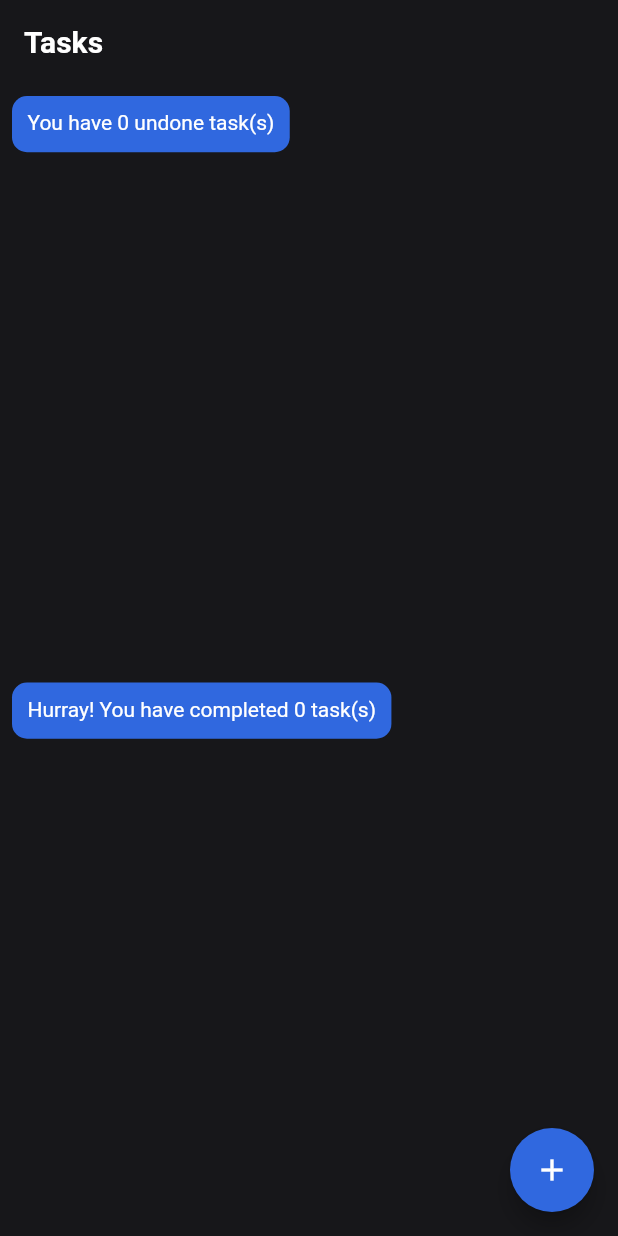
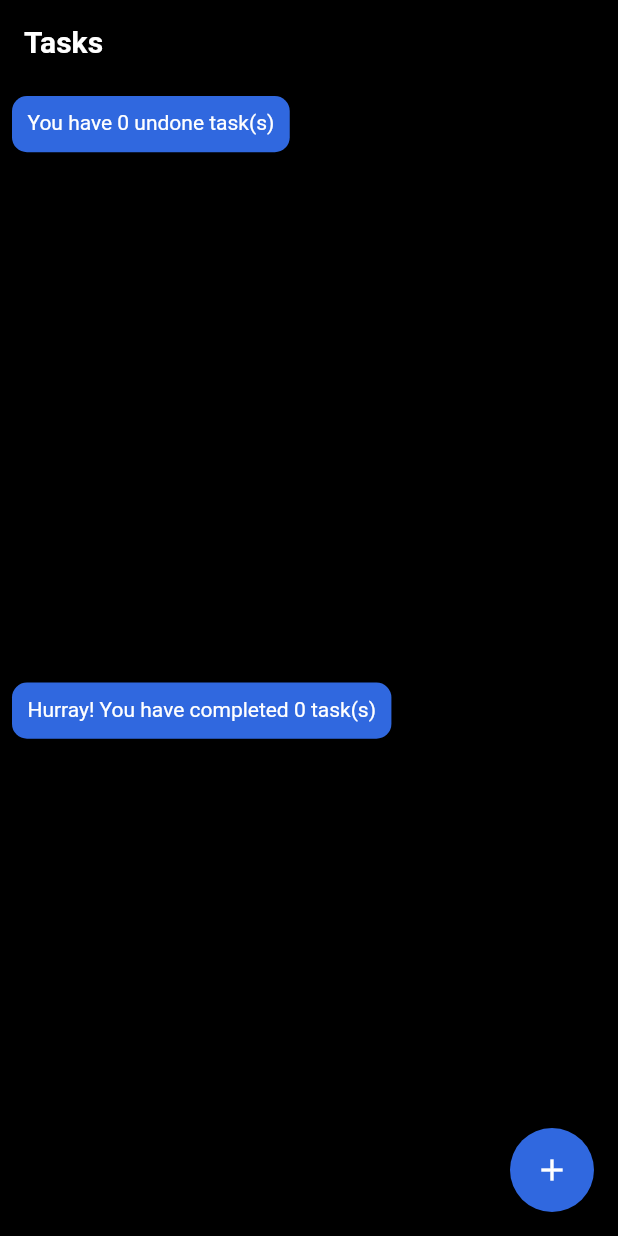
Before and after one commit to Nathaniel-Akubuo/to_do, a Flutter app: the screen it shows after launch, on a phone screen of 412 x 824 dp. Run offline on Flutter 3.47's test engine with Material 2 defaults, Android fonts, the phone set to English and light mode, and no system bars; our stand-ins replace circular_check_box, shared_preferences; statements that could not run were skipped.

Commit message:
added data persistence

```diff
--- a/lib/constants/colors.dart
+++ b/lib/constants/colors.dart
@@ -3,10 +3,10 @@ import 'package:flutter/material.dart';
 const grey = Color(0xffbcc2db);
 const almond = Color(0xff809c99);
 const pear = Color(0xffd5d5a2);
-const tileColor = Color(0xff222228);
-const backgroundColor = Color(0xff17171a);
+const kTileColor = Color(0xff222228);
+const kBackgroundColor = Colors.black;
 
-const MaterialColor blue = const MaterialColor(
+const MaterialColor kBlue = const MaterialColor(
   0xff3068DF,
   const <int, Color>{
     50: const Color(0xff3068DF),
--- a/lib/home_screen.dart
+++ b/lib/home_screen.dart
@@ -7,12 +7,18 @@ import 'widgets/done_list_view.dart';
 import 'package:provider/provider.dart';
 import 'util/to_do.dart';
 
-class HomeScreen extends StatelessWidget {
+class HomeScreen extends StatefulWidget {
+  @override
+  _HomeScreenState createState() => _HomeScreenState();
+}
+
+class _HomeScreenState extends State<HomeScreen> {
   @override
   Widget build(BuildContext context) {
+    Provider.of<ToDo>(context, listen: false).initPrefs();
     return SafeArea(
       child: Scaffold(
-        backgroundColor: backgroundColor,
+        backgroundColor: kBackgroundColor,
         appBar: AppBar(
             title: Text(
               'Tasks',
@@ -20,13 +26,13 @@ class HomeScreen extends StatelessWidget {
                   TextStyle(color: Colors.white, fontWeight: FontWeight.bold),
             ),
             centerTitle: false,
-            backgroundColor: backgroundColor,
+            backgroundColor: kBackgroundColor,
             elevation: 0),
         floatingActionButton: FloatingActionButton(
-            backgroundColor: blue,
+            backgroundColor: kBlue,
             child: Icon(Icons.add),
             onPressed: () => showModalBottomSheet(
-                backgroundColor: backgroundColor,
+                backgroundColor: kBackgroundColor,
                 shape: RoundedRectangleBorder(
                   borderRadius: BorderRadius.circular(10.0),
                 ),
--- a/lib/models/to_do_model.dart
+++ b/lib/models/to_do_model.dart
@@ -3,4 +3,12 @@ class ToDoModel {
   bool isChecked = false;
 
   ToDoModel({this.item, this.isChecked});
+
+  ToDoModel.fromMap(Map map)
+      : this.item = map['item'],
+        this.isChecked = map['isChecked'];
+
+  Map toMap() {
+    return {'item': this.item, 'isChecked': this.isChecked};
+  }
 }
--- a/lib/widgets/custom_textfield.dart
+++ b/lib/widgets/custom_textfield.dart
@@ -12,19 +12,20 @@ class CustomTextfield extends StatelessWidget {
     final maxLines = 5;
     final mediaQuery = MediaQuery.of(context).size;
     return Theme(
-        data: ThemeData(primaryColor: blue),
+        data: ThemeData(primaryColor: kBlue),
         child: Container(
           margin: EdgeInsets.all(12),
           width: mediaQuery.width * 0.8,
           height: mediaQuery.height * 0.08,
           child: TextField(
             controller: controller,
+            autofocus: true,
             style: taskStyle,
             maxLines: maxLines,
             decoration: InputDecoration(
               hintText: 'Add a task here',
               hintStyle: TextStyle(color: Colors.grey),
-              fillColor: tileColor,
+              fillColor: kTileColor,
               filled: true,
             ),
           ),
--- a/lib/widgets/grey_rounded_button.dart
+++ b/lib/widgets/grey_rounded_button.dart
@@ -13,7 +13,7 @@ class GreyRoundedButton extends StatelessWidget {
     return Container(
       height: mediaQuery.height * 0.0455,
       decoration: BoxDecoration(
-          color: blue, borderRadius: BorderRadius.all(Radius.circular(10))),
+          color: kBlue, borderRadius: BorderRadius.all(Radius.circular(10))),
       child: Padding(
         padding: EdgeInsets.symmetric(
             horizontal: mediaQuery.width * 0.025,
--- a/pubspec.yaml
+++ b/pubspec.yaml
@@ -30,6 +30,8 @@ dependencies:
   cupertino_icons: ^1.0.2
   provider: ^5.0.0
   circular_check_box: ^1.0.4
+  shared_preferences: ^2.0.5
+  localstorage: ^4.0.0+1
 
 dev_dependencies:
   flutter_test:
```
Also changed, not shown: lib/util/to_do.dart (+53 -0 lines), lib/widgets/done_list_view.dart (+15 -0 lines), lib/widgets/modal_bottom_sheet.dart (+30 -10 lines), lib/widgets/to_do_bubble.dart (+9 -5 lines), lib/widgets/undone_list_view.dart (+15 -0 lines), pubspec.lock.
